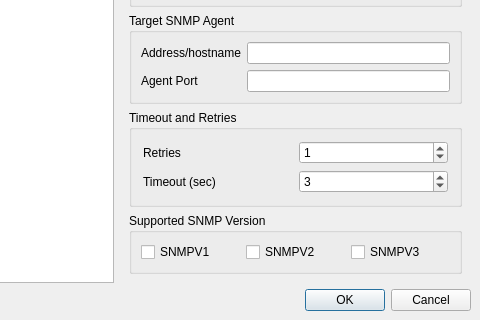
jumoog/snmpb, file app/agentprofile.ui: the form before one commit; both pictures show x 151 to 631 and y 142 to 462 of the 631 by 462 pixel window.
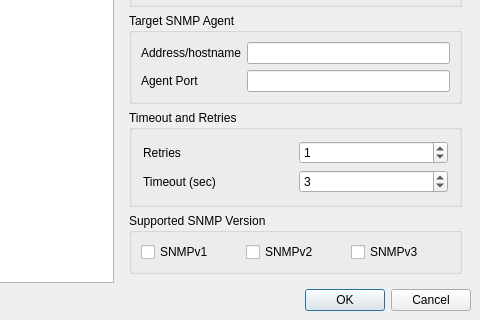
The form after the commit. Icons and pictures are not drawn.

```diff
--- a/app/agentprofile.ui
+++ b/app/agentprofile.ui
@@ -292,7 +292,7 @@
           <item row="0" column="1">
            <widget class="QCheckBox" name="V2">
             <property name="text">
-             <string>SNMPV2</string>
+             <string notr="true">SNMPv2</string>
             </property>
             <property name="checked">
              <bool>false</bool>
@@ -302,7 +302,7 @@
           <item row="0" column="0">
            <widget class="QCheckBox" name="V1">
             <property name="text">
-             <string>SNMPV1</string>
+             <string notr="true">SNMPv1</string>
             </property>
             <property name="checked">
              <bool>false</bool>
@@ -315,7 +315,7 @@
           <item row="0" column="2">
            <widget class="QCheckBox" name="V3">
             <property name="text">
-             <string>SNMPV3</string>
+             <string notr="true">SNMPv3</string>
             </property>
            </widget>
           </item>
```
